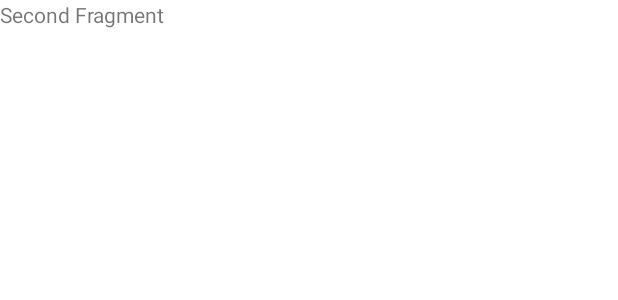
After one commit to Tiri92/Friends, an Android app: the layout fragment_second.xml on its own in the app's theme, with its tools: preview values and no code run, on a phone screen of 412 x 824 dp. The commit adds this screen. Shown: the top 300 px of the screen. Run offline under Robolectric (Android 15) with nearby library versions, the phone set to English and light mode, and no system bars.

Commit message:
SecondFragment.kt created and launched from bottom_menu.xml

```diff
--- a/app/src/main/java/thierry/friends/ui/mainactivity/MainActivity.kt
+++ b/app/src/main/java/thierry/friends/ui/mainactivity/MainActivity.kt
@@ -27,6 +27,7 @@ import thierry.friends.databinding.ActivityMainBinding
 import thierry.friends.model.User
 import thierry.friends.ui.friendsfragment.FriendsFragment
 import thierry.friends.ui.loginactivity.LoginActivity
+import thierry.friends.ui.secondfragment.SecondFragment
 
 @AndroidEntryPoint
 class MainActivity : AppCompatActivity() {
@@ -67,8 +68,8 @@ class MainActivity : AppCompatActivity() {
                     openFragment(FriendsFragment.newInstance())
                     true
                 }
-                R.id.web_view -> {
-                    Toast.makeText(baseContext, "yeah2!", Toast.LENGTH_SHORT).show()
+                R.id.second -> {
+                    openFragment(SecondFragment.newInstance())
                     true
                 }
                 R.id.google_map -> {
--- /dev/null
+++ b/app/src/main/res/layout/fragment_second.xml
@@ -0,0 +1,13 @@
+<?xml version="1.0" encoding="utf-8"?>
+<FrameLayout xmlns:android="http://schemas.android.com/apk/res/android"
+    xmlns:tools="http://schemas.android.com/tools"
+    android:layout_width="match_parent"
+    android:layout_height="match_parent"
+    tools:context=".ui.secondfragment.SecondFragment">
+
+    <TextView
+        android:layout_width="match_parent"
+        android:layout_height="match_parent"
+        android:text="Second Fragment" />
+
+</FrameLayout>
--- a/app/src/main/res/menu/bottom_menu.xml
+++ b/app/src/main/res/menu/bottom_menu.xml
@@ -9,10 +9,10 @@
         android:title="Friends" />
 
     <item
-        android:id="@+id/web_view"
+        android:id="@+id/second"
         android:enabled="true"
         android:icon="@drawable/twotone_logout_24"
-        android:title="" />
+        android:title="Second" />
 
     <item
         android:id="@+id/google_map"
```
Also changed, not shown: app/src/main/java/thierry/friends/ui/secondfragment/SecondFragment.kt (added, +23 -0 lines).
